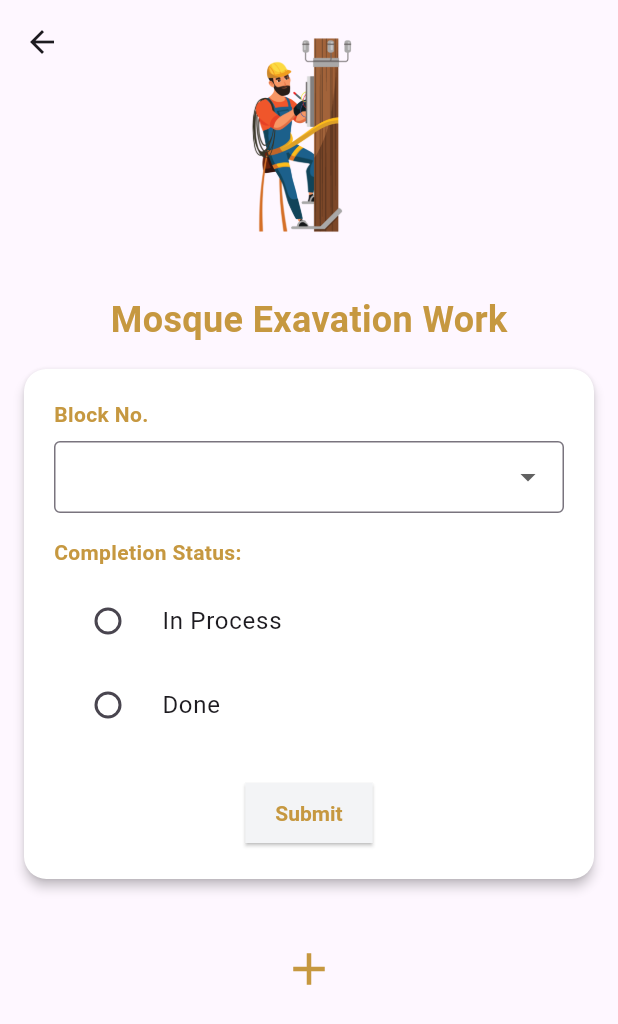
After one commit to Hamid-Raza-22/alnoortown, a Flutter app: the MosqueExavationWork screen opened by its route, on a phone screen of 412 x 824 dp. The commit adds this screen. Shown: the top 1024 px of the screen. Run offline on Flutter 3.47's test engine with Material 3 defaults, Android fonts, the light colour scheme and no system bars; our stand-ins replace animate_do, flutter_local_notifications, get, shared_preferences, wave; missing offline and left inert: workmanager; accounts and stored records are empty.

Commit message:
page structure set - 1 August 2024

```diff
--- /dev/null
+++ b/lib/Screens/Building Work/Mosque/mosque_exavation_work.dart
@@ -0,0 +1,199 @@
+import 'package:flutter/material.dart';
+import 'package:flutter/services.dart';
+
+class MosqueExavationWork extends StatefulWidget {
+  const MosqueExavationWork({super.key});
+
+  @override
+  _MosqueExavationWorkState createState() => _MosqueExavationWorkState();
+}
+
+class _MosqueExavationWorkState extends State<MosqueExavationWork> {
+  final List<String> blocks = ["Block A", "Block B", "Block C", "Block D", "Block E", "Block F", "Block G"];
+  List<Map<String, dynamic>> containerDataList = [];
+
+  @override
+  void initState() {
+    super.initState();
+    containerDataList.add(createInitialContainerData());
+  }
+
+  Map<String, dynamic> createInitialContainerData() {
+    return {
+      "selectedBlock": null,
+      "status": null,
+    };
+  }
+
+  @override
+  Widget build(BuildContext context) {
+    return Scaffold(
+      appBar: PreferredSize(
+        preferredSize: const Size.fromHeight(180.0),
+        child: AppBar(
+          backgroundColor: Colors.transparent,
+          elevation: 0,
+          flexibleSpace: Container(
+            width: double.infinity,
+            height: double.infinity,
+            decoration: const BoxDecoration(
+              image: DecorationImage(
+                image: AssetImage('assets/images/lightwire-01.png'),
+                fit: BoxFit.fitHeight,
+              ),
+            ),
+          ),
+          systemOverlayStyle: SystemUiOverlayStyle.dark,
+        ),
+      ),
+      body: SingleChildScrollView(
+        padding: const EdgeInsets.all(16.0),
+        child: Column(
+          crossAxisAlignment: CrossAxisAlignment.start,
+          children: [
+            const Align(
+              alignment: Alignment.center,
+              child: Padding(
+                padding: EdgeInsets.only(bottom: 16.0),
+                child: Text(
+                  'Mosque Exavation Work',
+                  style: TextStyle(fontSize: 24, fontWeight: FontWeight.bold, color: Color(0xFFC69840)),
+                ),
+              ),
+            ),
+            ...containerDataList.asMap().entries.map((entry) {
+              return Column(
+                children: [
+                  buildContainer(entry.key),
+                  const SizedBox(height: 16),
+                ],
+              );
+            }),
+            Center(
+              child: FloatingActionButton(
+                onPressed: () {
+                  setState(() {
+                    containerDataList.add(createInitialContainerData());
+                  });
+                },
+                backgroundColor: Colors.transparent,
+                elevation: 0,
+                child: const Icon(Icons.add, color: Color(0xFFC69840), size: 36.0),
+              ),
+            ),
+          ],
+        ),
+      ),
+    );
+  }
+
+  Widget buildContainer(int index) {
+    var containerData = containerDataList[index];
+
+    return Card(
+      margin: const EdgeInsets.only(bottom: 16),
+      elevation: 3,
+      shape: RoundedRectangleBorder(borderRadius: BorderRadius.circular(15)),
+      color: Colors.white,
+      child: Padding(
+        padding: const EdgeInsets.all(20.0),
+        child: Column(
+          crossAxisAlignment: CrossAxisAlignment.start,
+          children: [
+            buildBlockRow(containerData),
+            const SizedBox(height: 16),
+            const Text(
+              "Completion Status:",
+              style: TextStyle(fontSize: 14, fontWeight: FontWeight.bold, color: Color(0xFFC69840)),
+            ),
+            const SizedBox(height: 8),
+            buildStatusRadioButtons(containerData),
+            const SizedBox(height: 20),
+            Center(
+              child: ElevatedButton(
+                onPressed: () {
+                  final selectedBlock = containerData["selectedBlock"];
+                  final status = containerData["status"];
+
+                  ScaffoldMessenger.of(context).showSnackBar(
+                    SnackBar(
+                      content: Text(
+                        'Selected: $selectedBlock, Backfilling Status: $status',
+                      ),
+                    ),
+                  );
+                },
+                style: ElevatedButton.styleFrom(
+                  backgroundColor: const Color(0xFFF3F4F6),
+                  padding: const EdgeInsets.symmetric(horizontal: 20, vertical: 12),
+                  textStyle: const TextStyle(fontSize: 14),
+                  shape: const RoundedRectangleBorder(
+                    borderRadius: BorderRadius.zero,
+                  ),
+                ),
+                child: const Text('Submit', style: TextStyle(fontWeight: FontWeight.bold, color: Color(0xFFC69840))),
+              ),
+            ),
+          ],
+        ),
+      ),
+    );
+  }
+
+  Widget buildBlockRow(Map<String, dynamic> containerData) {
+    return Column(
+      crossAxisAlignment: CrossAxisAlignment.start,
+      children: [
+        Text("Block No.", style: const TextStyle(fontSize: 14, fontWeight: FontWeight.bold, color: Color(0xFFC69840))),
+        const SizedBox(height: 8),
+        DropdownButtonFormField<String>(
+          value: containerData["selectedBlock"],
+          items: blocks.map((item) {
+            return DropdownMenuItem(
+              value: item,
+              child: Text(item),
+            );
+          }).toList(),
+          onChanged: (value) {
+            setState(() {
+              containerData["selectedBlock"] = value;
+            });
+          },
+          decoration: const InputDecoration(
+            border: OutlineInputBorder(borderSide: BorderSide(color: Color(0xFFC69840))),
+            contentPadding: EdgeInsets.symmetric(horizontal: 8),
+          ),
+        ),
+      ],
+    );
+  }
+
+  Widget buildStatusRadioButtons(Map<String, dynamic> containerData) {
+    return Column(
+      children: [
+        RadioListTile<String>(
+          title: const Text('In Process'),
+          value: 'In Process',
+          groupValue: containerData["status"],
+          onChanged: (value) {
+            setState(() {
+              containerData["status"] = value;
+            });
+          },
+          activeColor: const Color(0xFFC69840),
+        ),
+        RadioListTile<String>(
+          title: const Text('Done'),
+          value: 'Done',
+          groupValue: containerData["status"],
+          onChanged: (value) {
+            setState(() {
+              containerData["status"] = value;
+            });
+          },
+          activeColor: const Color(0xFFC69840),
+        ),
+      ],
+    );
+  }
+}
--- a/lib/Screens/Building Work/building_work.dart
+++ /dev/null
@@ -1,15 +0,0 @@
-import 'package:flutter/material.dart';
-
-class BuildingWork extends StatefulWidget {
-  const BuildingWork({super.key});
-
-  @override
-  State<BuildingWork> createState() => _BuildingWorkState();
-}
-
-class _BuildingWorkState extends State<BuildingWork> {
-  @override
-  Widget build(BuildContext context) {
-    return const Scaffold();
-  }
-}
--- a/lib/Screens/Development Work/development_page.dart
+++ b/lib/Screens/Development Work/development_page.dart
@@ -1,6 +1,7 @@
 
 import 'package:flutter/material.dart';
 
+import '../Building Work/Mosque/mosque_exavation_work.dart';
 import 'Light poles work/light _wires_work.dart';
 import 'Light poles work/poles.dart';
 import 'Light poles work/poles_foundation.dart';
@@ -428,7 +429,7 @@ class _DevelopmentPageState extends State<DevelopmentPage> {
                           Navigator.push(
                             context,
                             MaterialPageRoute(
-                                builder: (context) => const LightWiresWork()),
+                                builder: (context) => const MosqueExavationWork()),
                           );
                         },
                         child: Column(
--- a/lib/main.dart
+++ b/lib/main.dart
@@ -4,7 +4,7 @@ import 'package:get/get.dart';
 import 'package:shared_preferences/shared_preferences.dart';
 import 'package:workmanager/workmanager.dart';
 import 'ViewModels/AllNoorViewModel.dart';
-import 'Screens/Building Work/building_work.dart';
+import 'Screens/Building Work/Mosque/mosque_exavation_work.dart';
 import 'Screens/Development Work/development_page.dart';
 import 'Screens/homepage.dart';
 import 'Screens/Material Shifting/material_shifting.dart';
@@ -23,7 +23,7 @@ Future<void> main() async {
         GetPage(name: '/development', page: () => const DevelopmentPage()),
         GetPage(name: '/materialShifting', page: () => const MaterialShiftingPage()),
       GetPage(name: '/newMaterial', page: () => const NewMaterial()),
-      GetPage(name: '/buildingWork', page: () => const BuildingWork()),
+      GetPage(name: '/buildingWork', page: () => const MosqueExavationWork()),
     ],
 
   ),
```
Also changed, not shown: lib/Screens/Building Work/Fountain Park/mud_filling_work.dart (added), lib/Screens/Building Work/Fountain Park/walking_tracks_work.dart (added), lib/Screens/Building Work/Mosque/ceiling_work.dart (added), lib/Screens/Building Work/Mosque/doors_work.dart (added), lib/Screens/Building Work/Mosque/electricity_work.dart (added), lib/Screens/Building Work/Mosque/first_floor.dart (added), lib/Screens/Building Work/Mosque/foundation_work.dart (added), lib/Screens/Building Work/Mosque/paint_work.dart (added), lib/Screens/Building Work/Mosque/sanitory_work.dart (added), lib/Screens/Building Work/Mosque/tiles_work.dart (added), pubspec.lock.
